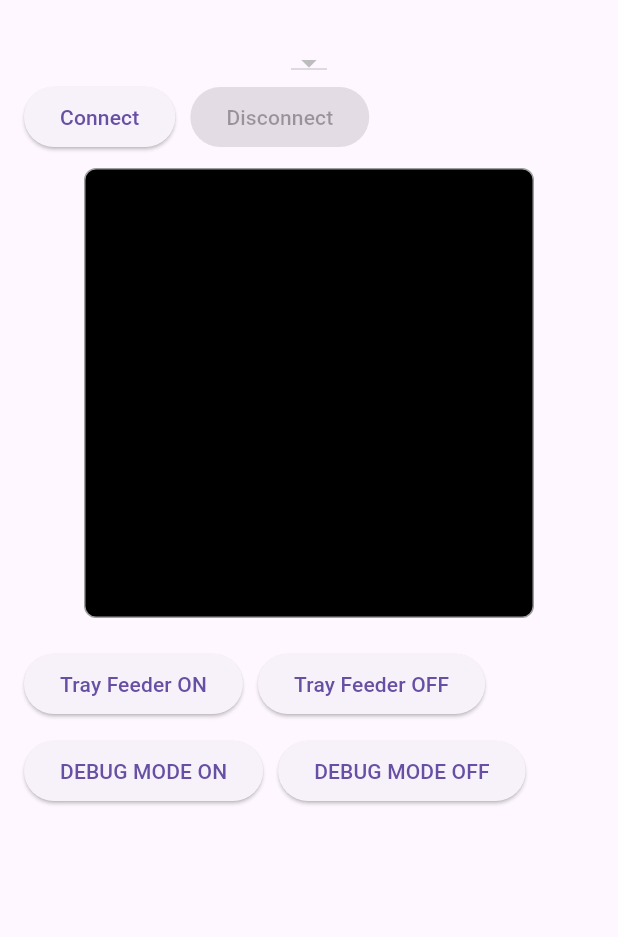
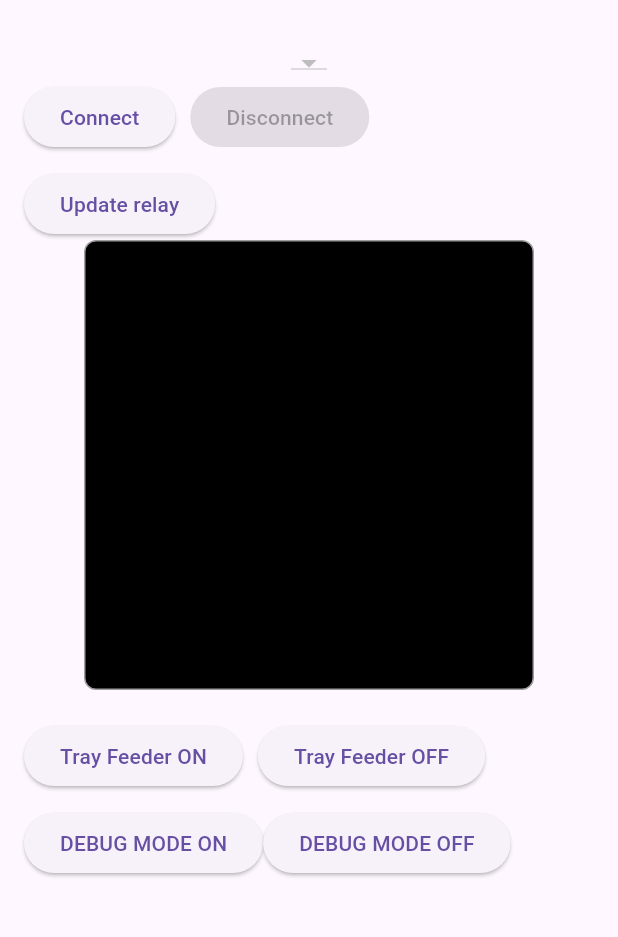
Before and after one commit to HasithaDhanuka/flutter_keyence_PLC, a Flutter app: the screen it shows after launch, after a tap on "Tray Feeder ON", on a phone screen of 412 x 824 dp, the part 63-1000 px from its top. Run offline on Flutter 3.47's test engine with Material 3 defaults, Android fonts, the phone set to English and light mode, and no system bars; our stand-ins replace flutter_native_splash; missing offline and left inert: flutter_libserialport.

Commit message:
strean provider modification

```diff
--- /dev/null
+++ b/devtools_options.yaml
@@ -0,0 +1 @@
+extensions:
--- a/lib/main.dart
+++ b/lib/main.dart
@@ -1,13 +1,30 @@
+import 'package:conv2/provider/functikon.dart';
 import 'package:flutter/material.dart';
 import 'package:flutter_libserialport/flutter_libserialport.dart';
+import 'package:flutter_native_splash/flutter_native_splash.dart';
 import 'dart:convert';
 import 'dart:async';
 
-void main() {
-  runApp(MyApp());
+import 'package:provider/provider.dart';
+
+Future<void> main() async {
+  WidgetsBinding widgetsBinding = WidgetsFlutterBinding.ensureInitialized();
+  FlutterNativeSplash.preserve(widgetsBinding: widgetsBinding);
+  // await Firebase.initializeApp(options: DefaultFirebaseOptions.currentPlatform);
+  runApp(
+    MultiProvider(
+      providers: [
+        ChangeNotifierProvider(create: (_) => PLC_Data()),
+      ],
+      builder: (context, child) => const MyApp(),
+    ),
+  );
+  FlutterNativeSplash.remove();
 }
 
 class MyApp extends StatelessWidget {
+  const MyApp({super.key});
+
   @override
   Widget build(BuildContext context) {
     return MaterialApp(
@@ -31,6 +48,8 @@ class _SerialPageState extends State<SerialPage> {
   late SerialPortReader reader;
   StreamSubscription? subscription;
 
+  bool isDebugMode = false;
+
   void connect() {
     port = SerialPort(selectedPort);
 
@@ -49,20 +68,35 @@ class _SerialPageState extends State<SerialPage> {
     config.setFlowControl(SerialPortFlowControl.none);
     port.config = config;
 
+/*#################       READ DATA       ########################################
+################################################################################*/
     reader = SerialPortReader(port);
     subscription = reader.stream.listen((data) {
-      setState(() {
-        output += utf8.decode(data, allowMalformed: true);
-      });
+      output += utf8.decode(data, allowMalformed: true);
+      String comportData = utf8.decode(data, allowMalformed: true);
+      context.read<PLC_Data>().changeRelayVal(output);
+      context.read<PLC_Data>().listenComPort(comportData);
+      //  print("get com port ::$output");
+
+      // setState(() {
+      //   output += utf8.decode(data, allowMalformed: true);
+      //   String data1 = utf8.decode(data, allowMalformed: true);
+      //   print("out is :: $data1");
+      // });
     });
 
+/*#################       Connect PLC        ####################################
+################################################################################*/
     setState(() {
+      sendCommand('CR\r');
+      sendCommand('RD MR35410\r');
       isConnected = true;
       output = '✅ Connected to $selectedPort\n';
-      sendCommand('CR\r');
     });
   }
 
+/*#################       Disconnect PLC     ####################################
+################################################################################*/
   void disconnect() {
     subscription?.cancel();
     if (port.isOpen) port.close();
@@ -75,10 +109,16 @@ class _SerialPageState extends State<SerialPage> {
   void sendCommand(String command) {
     if (!port.isOpen) return;
     port.write(Utf8Encoder().convert(command));
-    setState(() {
-      output += '\n➡️ Sent: ${command.trim()}';
-    });
+    output += '\n➡️ Sent: ${command.trim()} -->';
+    context.read<PLC_Data>().changeRelayVal(command);
   }
+
+  // @override
+  // void initState() {
+  //   // TODO: implement initState
+  //   super.initState();
+  //   sendCommand('CR\r');
+  // }
 
   @override
   void dispose() {
@@ -123,6 +163,14 @@ class _SerialPageState extends State<SerialPage> {
               ],
             ),
             SizedBox(height: 10),
+            Row(
+              children: [
+                ElevatedButton(
+                  onPressed: () => sendCommand(' MR35002 1\r'),
+                  child: Text('Update relay'),
+                ),
+              ],
+            ),
             Center(
               child: Container(
                 height: 300,
@@ -134,9 +182,12 @@ class _SerialPageState extends State<SerialPage> {
                   color: Colors.black,
                 ),
                 child: SingleChildScrollView(
+/*#################       OUTPUT   M O N I T O R    ##############################
+################################################################################*/
                   child: Text(
-                    output,
-                    style: TextStyle(
+                    context.watch<PLC_Data>().relay,
+                    // output,
+                    style: const TextStyle(
                         color: Colors.greenAccent, fontFamily: 'Courier'),
                   ),
                 ),
@@ -181,21 +232,12 @@ class _SerialPageState extends State<SerialPage> {
 //#############    DEBUG MOde     ##################################################
             Row(
               children: [
-                // ElevatedButton(
-                //   onPressed: () => sendCommand('CR\r'),
-                //   child: Text('Send CR'),
-                // ),
-                // SizedBox(width: 10),
-                // ElevatedButton(
-                //   onPressed: () => sendCommand('WR DM0.U 9\r'),
-                //   child: Text('Send RD DM0'),
-                // ),
-
-                ElevatedButton(
-                  onPressed: () => sendCommand('WR MR35410 1\r'),
-                  child: Text('DEBUG MODE ON'),
-                ),
-                const SizedBox(width: 10),
+                !isDebugMode
+                    ? ElevatedButton(
+                        onPressed: () => sendCommand('WR MR35410 1\r'),
+                        child: Text('DEBUG MODE ON'),
+                      )
+                    : const SizedBox(width: 10),
                 ElevatedButton(
                   onPressed: () => sendCommand('WR MR35410 0\r'),
                   child: Text('DEBUG MODE OFF'),
--- /dev/null
+++ b/lib/provider/functikon.dart
@@ -0,0 +1,23 @@
+import 'package:flutter/material.dart';
+
+class PLC_Data extends ChangeNotifier {
+  String relay = "";
+  String comVal = "";
+  List<String> receivedData = [];
+
+  void changeRelayVal(String update_relay) {
+    relay = update_relay;
+    //  print("update output data ::->${relay}");
+    notifyListeners();
+  }
+
+  void listenComPort(String comVal) {
+    receivedData.add("\t$comVal\n".trim());
+    receivedData.add(comVal.trim());
+
+    print("relay data is :: $receivedData");
+    notifyListeners();
+  }
+
+  String get update_relay => relay;
+}
--- a/pubspec.yaml
+++ b/pubspec.yaml
@@ -38,6 +38,8 @@ dependencies:
   flutter_libserialport: ^0.5.0
   serial_port_win32: ^1.3.0
   usb_serial: ^0.5.2
+  provider: ^6.1.4
+  flutter_native_splash: ^2.4.0
 
 dev_dependencies:
   flutter_test:
```
Also changed, not shown: pubspec.lock.
